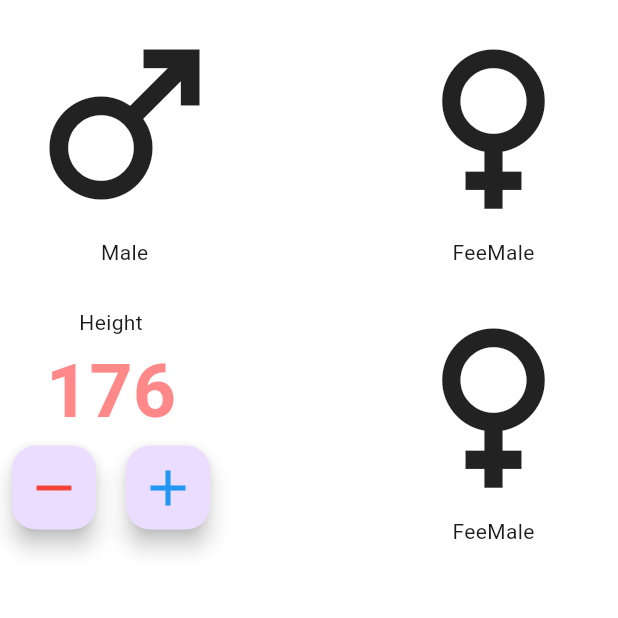
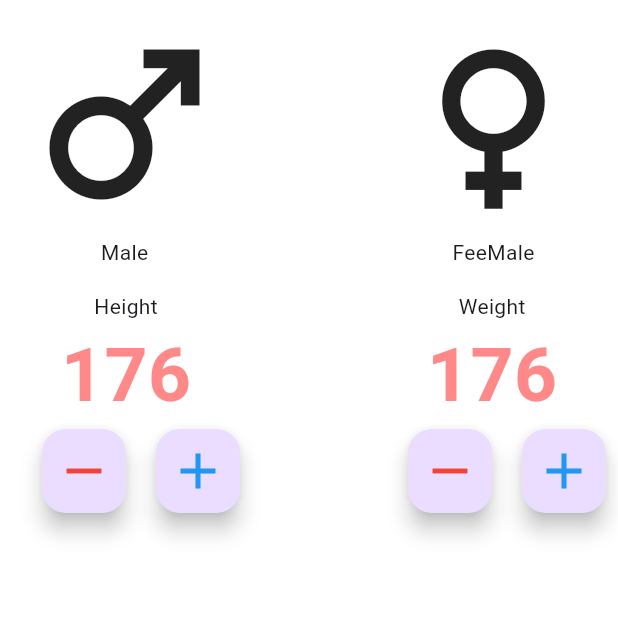
Before and after one commit to Likshan-Lahiru/bmicalculator, a Flutter app: the screen it shows after launch, on a phone screen of 412 x 824 dp, the top half of it. Run offline on Flutter 3.47's test engine with Material 3 defaults, Android fonts, the phone set to English and light mode, and no system bars.

Commit message:
add weight  button set add and remove

```diff
--- a/lib/main_page.dart
+++ b/lib/main_page.dart
@@ -56,6 +56,7 @@ class _mainPageState extends State<mainPage> {
                       )
                       ),
                       Row(children: [
+                        SizedBox(width: 20),
                         FloatingActionButton(onPressed: null,child: Icon(Icons.remove,size: 40,color: Colors.red,
                         ),
                         ),
@@ -74,8 +75,22 @@ class _mainPageState extends State<mainPage> {
                   padding: EdgeInsets.all(8.0),
                   child: Column(
                     children: [
-                      Icon(Icons.female, size: 150,),
-                      Text("FeeMale"),
+                      Text("Weight"),
+                      Text("176", style: TextStyle(color: Color(0xFFFF8888),fontSize: 50,fontWeight: FontWeight.bold,
+                      )
+                      ),
+                      Row(children: [
+                        SizedBox(width: 20),
+                        FloatingActionButton(onPressed: null,child: Icon(Icons.remove,size: 40,color: Colors.red,
+                        ),
+                        ),
+                        SizedBox(width: 20),
+                        FloatingActionButton(onPressed: null,child: Icon(Icons.add,size: 40, color: Colors.blue,
+                        ),
+                        ),
+
+                      ],
+                      ),
                     ],
                   ),
                 ),
```
